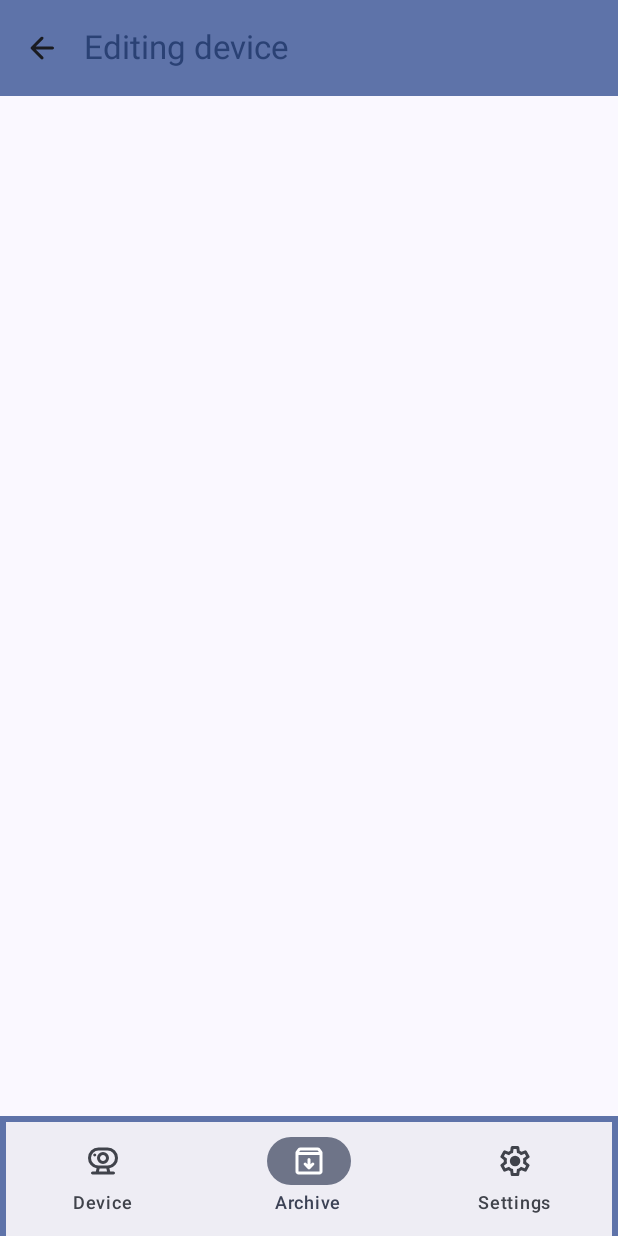
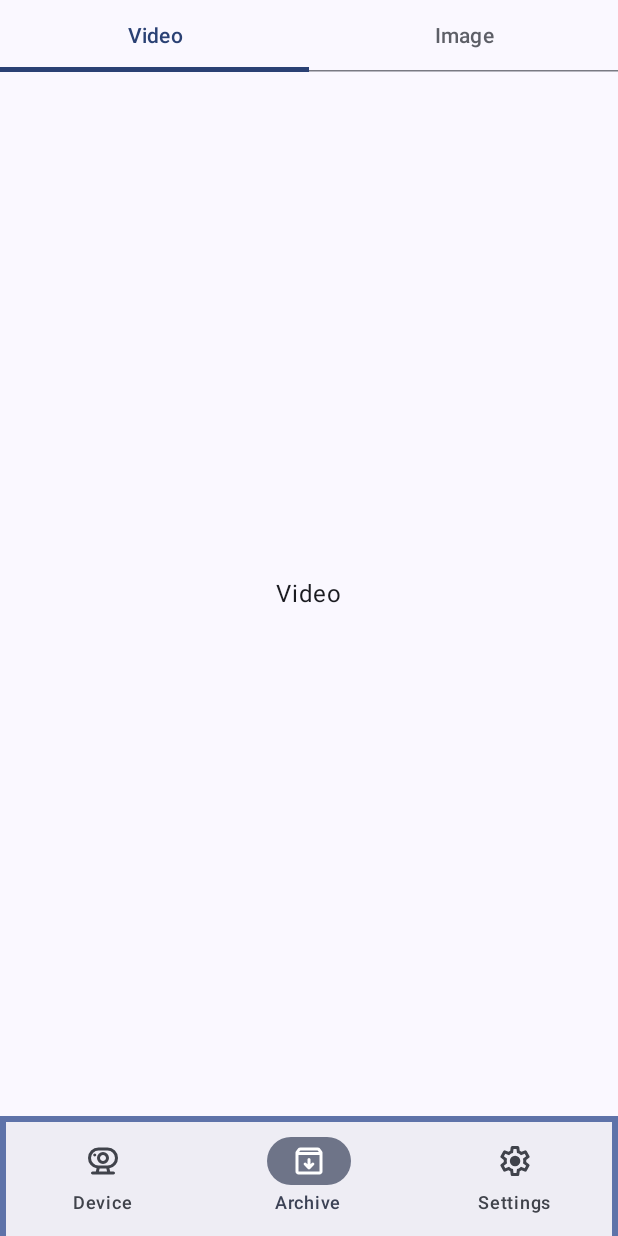
Before and after one commit to HermanDevEscobat/VisionHCompose, an Android app built with Jetpack Compose: the screen it shows after launch (MainActivity), item 2 of the bottom bar chosen, on a phone screen of 412 x 824 dp. Run offline under Robolectric (Android 15) with nearby library versions, the phone set to English and light mode, and no system bars.

Commit message:
add HorizontalPager to ArchiveScreen.kt

```diff
--- a/app/src/main/AndroidManifest.xml
+++ b/app/src/main/AndroidManifest.xml
@@ -15,7 +15,6 @@
         <activity
             android:name=".MainActivity"
             android:exported="true"
-            android:label="@string/app_name"
             android:theme="@style/Theme.VisionHCompose" >
             <intent-filter>
                 <action android:name="android.intent.action.MAIN" />
--- a/app/src/main/java/com/example/visionhcompose/MainActivity.kt
+++ b/app/src/main/java/com/example/visionhcompose/MainActivity.kt
@@ -1,5 +1,6 @@
 package com.example.visionhcompose
 
+import com.example.visionhcompose.screen.SettingsScreen
 import android.annotation.SuppressLint
 import android.os.Bundle
 import androidx.activity.ComponentActivity
@@ -20,7 +21,6 @@ import androidx.compose.runtime.*
 import androidx.compose.ui.Modifier
 import androidx.compose.ui.graphics.vector.ImageVector
 import androidx.compose.ui.res.vectorResource
-import androidx.compose.ui.tooling.preview.Preview
 import androidx.compose.ui.unit.dp
 import androidx.navigation.compose.NavHost
 import androidx.navigation.compose.composable
@@ -28,7 +28,6 @@ import androidx.navigation.compose.rememberNavController
 import com.example.visionhcompose.screen.AddDeviceScreen
 import com.example.visionhcompose.screen.ArchiveScreen
 import com.example.visionhcompose.screen.DeviceScreen
-import com.example.visionhcompose.screen.createDummyDahuaDeviceList
 import com.example.visionhcompose.ui.theme.VisionHComposeTheme
 
 class MainActivity : ComponentActivity() {
@@ -52,13 +51,11 @@ class MainActivity : ComponentActivity() {
 fun AppContent() {
     var selectedItem by remember { mutableIntStateOf(0) }
     val navController = rememberNavController()
-    NavHost(navController = navController, startDestination = "main") {
-        composable("main") {
-            DeviceScreen()
-        }
-        composable("second") {
-            AddDeviceScreen()
-        }
+    NavHost(navController = navController, startDestination = "device" ){
+        composable("device"){ DeviceScreen(navController)}
+        composable("archive"){ ArchiveScreen() }
+        composable("settings"){ SettingsScreen() }
+        composable("addDevice"){ AddDeviceScreen() }
     }
     data class NavigationItem(val label: String, val icon: ImageVector)
 
@@ -67,8 +64,14 @@ fun AppContent() {
             "Device",
             ImageVector.vectorResource(id = R.drawable.rounded_camera_video_24)
         ),
-        NavigationItem("Archive", ImageVector.vectorResource(id = R.drawable.rounded_archive_24)),
-        NavigationItem("Settings", ImageVector.vectorResource(id = R.drawable.rounded_settings_24))
+        NavigationItem(
+            "Archive",
+            ImageVector.vectorResource(id = R.drawable.rounded_archive_24)
+        ),
+        NavigationItem(
+            "Settings",
+            ImageVector.vectorResource(id = R.drawable.rounded_settings_24)
+        )
     )
     Scaffold(
         bottomBar = {
@@ -100,19 +103,10 @@ fun AppContent() {
             verticalArrangement = Arrangement.spacedBy(16.dp),
         ) {
             when (selectedItem) {
-                0 -> DeviceScreen()
-                1 -> AddDeviceScreen()
-                2 -> Text("Settings was selected")
+                0 -> DeviceScreen(navController)
+                1 -> ArchiveScreen()
+                2 -> SettingsScreen()
             }
         }
     }
 }
-
-
-@Preview
-@Composable
-fun PreviewAppContent() {
-    VisionHComposeTheme {
-        AppContent()
-    }
-}
--- a/app/src/main/java/com/example/visionhcompose/screen/AddDeviceScreen.kt
+++ b/app/src/main/java/com/example/visionhcompose/screen/AddDeviceScreen.kt
@@ -1,50 +1,20 @@
 package com.example.visionhcompose.screen
 
 import androidx.compose.foundation.layout.Column
-import androidx.compose.material3.ExperimentalMaterial3Api
-import androidx.compose.material3.Icon
-import androidx.compose.material3.IconButton
-import androidx.compose.material3.MaterialTheme
 import androidx.compose.runtime.Composable
-import androidx.compose.ui.tooling.preview.Preview
 import androidx.compose.material3.Text
-import androidx.compose.material3.TopAppBar
-import androidx.compose.material3.TopAppBarDefaults
-import androidx.compose.ui.graphics.vector.ImageVector
-import androidx.compose.ui.res.vectorResource
-import com.example.visionhcompose.R
+import androidx.navigation.NavController
 
 @Composable
 fun AddDeviceScreen() {
     Column {
-        AddDeviceTopAppBar()
+        AddDeviceView()
     }
 }
 
-@OptIn(ExperimentalMaterial3Api::class)
 @Composable
-fun AddDeviceTopAppBar() {
-    TopAppBar(
-        colors = TopAppBarDefaults.topAppBarColors(
-            containerColor = MaterialTheme.colorScheme.primaryContainer,
-            titleContentColor = MaterialTheme.colorScheme.primary,
-        ),
-        title = {
-            Text("Editing device")
-        },
-        navigationIcon = {
-            IconButton(onClick = { } ) {
-                Icon(
-                    imageVector = ImageVector.vectorResource(id = R.drawable.rounded_arrow_back_24),
-                    contentDescription = "Localized description"
-                )
-            }
-        }
-    )
+fun AddDeviceView() {
+    Column{
+        Text(text = "Hi! This is ViewAddDevice")
+    }
 }
-
-@Preview
-@Composable
-fun ViewAddDeviceScreen() {
-//    AddDeviceScreen()
-}
--- a/app/src/main/java/com/example/visionhcompose/screen/ArchiveScreen.kt
+++ b/app/src/main/java/com/example/visionhcompose/screen/ArchiveScreen.kt
@@ -1,18 +1,27 @@
 package com.example.visionhcompose.screen
 
+import androidx.compose.foundation.ExperimentalFoundationApi
+import androidx.compose.foundation.layout.Box
 import androidx.compose.foundation.layout.Column
 import androidx.compose.foundation.layout.fillMaxSize
 import androidx.compose.foundation.layout.fillMaxWidth
+import androidx.compose.foundation.layout.padding
+import androidx.compose.foundation.pager.HorizontalPager
+import androidx.compose.foundation.pager.rememberPagerState
+import androidx.compose.material3.MaterialTheme
 import androidx.compose.material3.Tab
 import androidx.compose.material3.TabRow
 import androidx.compose.material3.Text
 import androidx.compose.runtime.Composable
+import androidx.compose.runtime.derivedStateOf
 import androidx.compose.runtime.getValue
 import androidx.compose.runtime.mutableIntStateOf
 import androidx.compose.runtime.remember
+import androidx.compose.runtime.rememberCoroutineScope
 import androidx.compose.runtime.setValue
+import androidx.compose.ui.Alignment
 import androidx.compose.ui.Modifier
-import androidx.compose.ui.tooling.preview.Preview
+import kotlinx.coroutines.launch
 
 @Composable
 fun ArchiveScreen() {
@@ -21,29 +30,47 @@ fun ArchiveScreen() {
     }
 }
 
+@OptIn(ExperimentalFoundationApi::class)
 @Composable
 fun TabScreen() {
-    var tabIndex by remember { mutableIntStateOf(0) }
-
+    val scope = rememberCoroutineScope()
+    val pagerState = rememberPagerState(pageCount = { ArchiveTabs.entries.size })
+    val selectedTabIndex = remember {
+        derivedStateOf { pagerState.currentPage }
+    }
     val tabs = listOf("Video", "Image")
 
-    Column(modifier = Modifier.fillMaxWidth()) {
-        TabRow(selectedTabIndex = tabIndex) {
-            tabs.forEachIndexed { index, title ->
-                Tab(text = { Text(title) },
-                    selected = tabIndex == index,
-                    onClick = { tabIndex = index }
-                )
+    Column(modifier = Modifier.fillMaxSize()) {
+        TabRow(
+            modifier = Modifier.fillMaxWidth(),
+            selectedTabIndex = selectedTabIndex.value
+        ) {
+            ArchiveTabs.entries.forEachIndexed { index, archiveTabs ->
+                Tab(selected = selectedTabIndex.value == index,
+                    selectedContentColor = MaterialTheme.colorScheme.primary,
+                    unselectedContentColor = MaterialTheme.colorScheme.outline,
+                    onClick = {
+                        scope.launch { pagerState.animateScrollToPage(archiveTabs.ordinal) }
+                    },
+                    text = { Text(archiveTabs.text) })
             }
         }
-        when (tabIndex) {
-            0 -> VideoScreen()
-            1 -> ImageScreen()
+        HorizontalPager(
+            state = pagerState, modifier = Modifier
+                .fillMaxWidth()
+                .weight(1f)
+        ) {
+            Box(
+                modifier = Modifier.fillMaxSize(),
+                contentAlignment = Alignment.Center
+            ) {
+                Text(text = ArchiveTabs.entries[selectedTabIndex.value].text)
+            }
         }
     }
 }
-@Preview
-@Composable
-fun PreviewArchiveScreen() {
-    ArchiveScreen()
+
+enum class ArchiveTabs(val text: String) {
+    Video("Video"),
+    Image("Image")
 }
--- a/app/src/main/java/com/example/visionhcompose/screen/DeviceScreen.kt
+++ b/app/src/main/java/com/example/visionhcompose/screen/DeviceScreen.kt
@@ -1,20 +1,29 @@
 package com.example.visionhcompose.screen
 
+import android.bluetooth.BluetoothClass.Device
 import androidx.compose.foundation.ExperimentalFoundationApi
+import androidx.compose.foundation.background
 import androidx.compose.foundation.clickable
 import androidx.compose.foundation.layout.Arrangement
+import androidx.compose.foundation.layout.Box
 import androidx.compose.foundation.layout.Column
 import androidx.compose.foundation.layout.PaddingValues
+import androidx.compose.foundation.layout.Row
 import androidx.compose.foundation.layout.fillMaxSize
+import androidx.compose.foundation.layout.fillMaxWidth
 import androidx.compose.foundation.layout.padding
 import androidx.compose.foundation.layout.size
 import androidx.compose.foundation.lazy.LazyColumn
 import androidx.compose.foundation.lazy.items
 import androidx.compose.foundation.pager.HorizontalPager
 import androidx.compose.foundation.pager.rememberPagerState
+import androidx.compose.foundation.shape.CircleShape
+import androidx.compose.material.icons.Icons
+import androidx.compose.material.icons.filled.Add
 import androidx.compose.material3.Card
 import androidx.compose.material3.CenterAlignedTopAppBar
 import androidx.compose.material3.ExperimentalMaterial3Api
+import androidx.compose.material3.ExtendedFloatingActionButton
 import androidx.compose.material3.Icon
 import androidx.compose.material3.IconButton
 import androidx.compose.material3.ListItem
@@ -30,29 +39,30 @@ import androidx.compose.ui.Modifier
 import androidx.compose.ui.graphics.vector.ImageVector
 import androidx.compose.ui.res.vectorResource
 import androidx.compose.ui.text.style.TextOverflow
-import androidx.compose.ui.tooling.preview.Preview
 import androidx.compose.ui.unit.dp
 import com.example.visionhcompose.R
 import androidx.compose.material3.HorizontalDivider
+import androidx.compose.material3.Scaffold
+import androidx.compose.material3.Snackbar
+import androidx.compose.material3.SnackbarHost
+import androidx.compose.material3.SnackbarHostState
+import androidx.compose.runtime.rememberCoroutineScope
 import androidx.compose.ui.Alignment
+import androidx.compose.ui.graphics.Color
 import androidx.compose.ui.graphics.graphicsLayer
 import androidx.compose.ui.text.font.FontWeight
 import androidx.compose.ui.unit.sp
 import androidx.compose.ui.util.lerp
-import androidx.navigation.NavController
-import androidx.navigation.compose.NavHost
-import androidx.navigation.compose.composable
+import androidx.navigation.NavHostController
 import com.example.visionhcompose.class_data.DahuaDevice
-import com.example.visionhcompose.ui.theme.VisionHComposeTheme
+import kotlinx.coroutines.launch
 import kotlin.math.absoluteValue
 
 @OptIn(ExperimentalMaterial3Api::class)
 @Composable
-fun DeviceScreen() {
+fun DeviceScreen(navController: NavHostController) {
     val scrollBehavior = TopAppBarDefaults.pinnedScrollBehavior(rememberTopAppBarState())
     val deviceList by remember { mutableStateOf(createDummyDahuaDeviceList()) }
-
-
     Column {
         CenterAlignedTopAppBar(
             colors = TopAppBarDefaults.topAppBarColors(
@@ -67,13 +77,15 @@ fun DeviceScreen() {
                 )
             },
             actions = {
-                IconButton(onClick = { }) {
+                IconButton(onClick = {}) {
                     Icon(
                         imageVector = ImageVector.vectorResource(id = R.drawable.rounded_search_24),
                         contentDescription = "Localized description"
                     )
                 }
-                IconButton(onClick = {}) {
+                IconButton(onClick = {
+                    navController.navigate("addDevice")
+                }) {
                     Icon(
                         imageVector = ImageVector.vectorResource(id = R.drawable.rounded_add_circle_24),
                         contentDescription = "Localized description"
@@ -112,27 +124,21 @@ fun DeviceListItem(name: String) {
             headlineContent = {
                 CarouselCustom()
             },
-            overlineContent = { Text(name, fontWeight = FontWeight.Bold) },
-            trailingContent = {
-                IconButton(onClick = { /*TODO*/ }) {
-                    Icon(
-                        ImageVector.vectorResource(id = R.drawable.rounded_more_horiz_24),
-                        contentDescription = "Localized description",
-                    )
+            overlineContent = {
+                Row(
+                    modifier = Modifier.fillMaxWidth(),
+                    horizontalArrangement = Arrangement.SpaceBetween,
+                    verticalAlignment = Alignment.CenterVertically
+                ) {
+                    Text(name, modifier = Modifier.weight(1f), fontWeight = FontWeight.Bold)
+                    Indicator(color = Color.Green)
                 }
-            },
+            }
         )
         HorizontalDivider()
     }
 }
 
-@Preview
-@Composable
-fun PreviewDeviceScreen() {
-    VisionHComposeTheme {
-//        DeviceScreen()
-    }
-}
 
 @OptIn(ExperimentalFoundationApi::class)
 @Composable
@@ -178,3 +184,17 @@ fun CarouselCustom() {
         }
     }
 }
+
+
+@Composable
+fun Indicator(color: Color) {
+    Box(
+        modifier = Modifier
+            .size(8.dp)
+            .background(
+                color = color,
+                shape = CircleShape
+            )
+            .padding(8.dp)
+    )
+}
--- /dev/null
+++ b/app/src/main/java/com/example/visionhcompose/screen/SettingsScreen.kt
@@ -0,0 +1,12 @@
+package com.example.visionhcompose.screen
+
+import androidx.compose.foundation.layout.Column
+import androidx.compose.material3.Text
+import androidx.compose.runtime.Composable
+
+@Composable
+fun SettingsScreen() {
+    Column {
+        Text(text = "This is com.example.visionhcompose.screen.SettingsScreen")
+    }
+}
--- a/app/src/main/java/com/example/visionhcompose/ui/theme/Color.kt
+++ b/app/src/main/java/com/example/visionhcompose/ui/theme/Color.kt
@@ -7,6 +7,8 @@ val PurpleGrey80 = Color(0xFFCCC2DC)
 val Pink80 = Color(0xFFEFB8C8)
 val White = Color(0xFFFFFFFF)
 val DarkGrey = Color(0xFF333333)
+val Green = Color(0xFF00F91C)
+val Red = Color(0xFFF7020E)
 
 val Purple40 = Color(0xFF6650a4)
 val PurpleGrey40 = Color(0xFF625b71)
```
